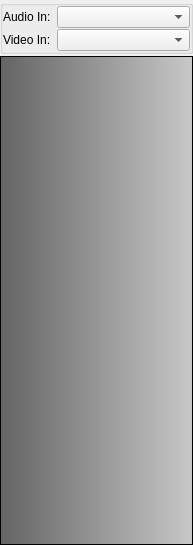
Old version of the form examples/qt/mainwindow.ui in the repository meganz/MEGAchat.
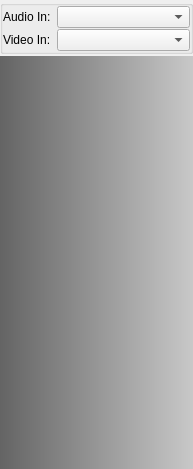
New version of the form.

```diff
--- a/examples/qt/mainwindow.ui
+++ b/examples/qt/mainwindow.ui
@@ -7,7 +7,7 @@
     <x>0</x>
     <y>0</y>
     <width>193</width>
-    <height>545</height>
+    <height>469</height>
    </rect>
   </property>
   <property name="windowTitle">
@@ -157,6 +157,12 @@
 }
 </string>
       </property>
+      <property name="frameShape">
+       <enum>QFrame::NoFrame</enum>
+      </property>
+      <property name="lineWidth">
+       <number>0</number>
+      </property>
       <property name="sizeAdjustPolicy">
        <enum>QAbstractScrollArea::AdjustToContents</enum>
       </property>
```
